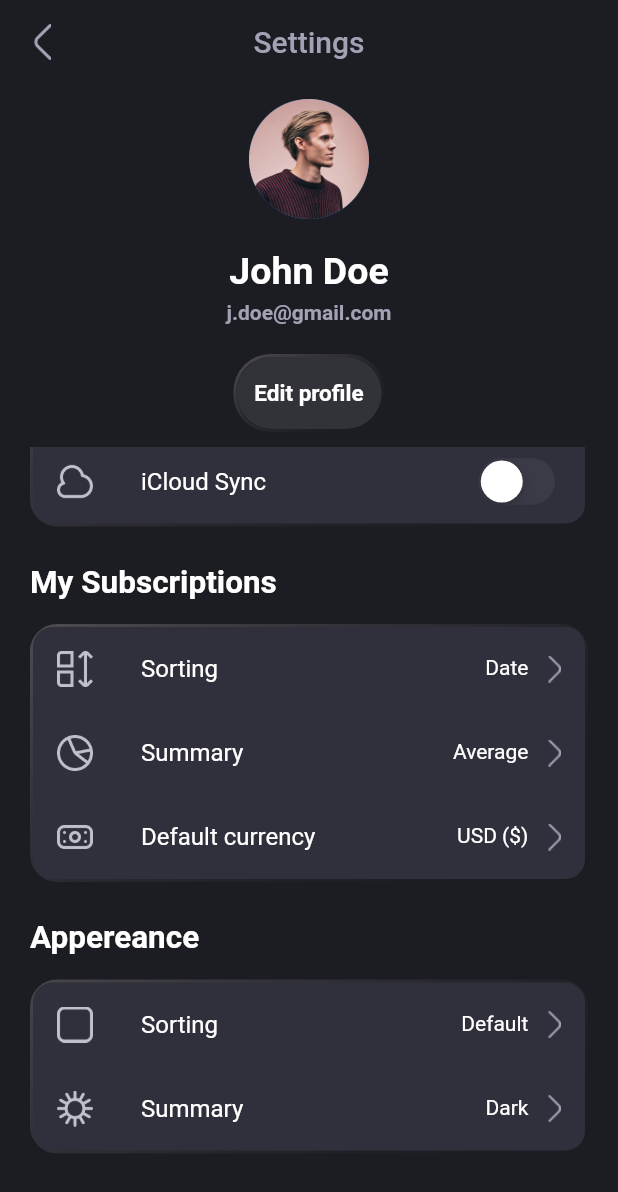
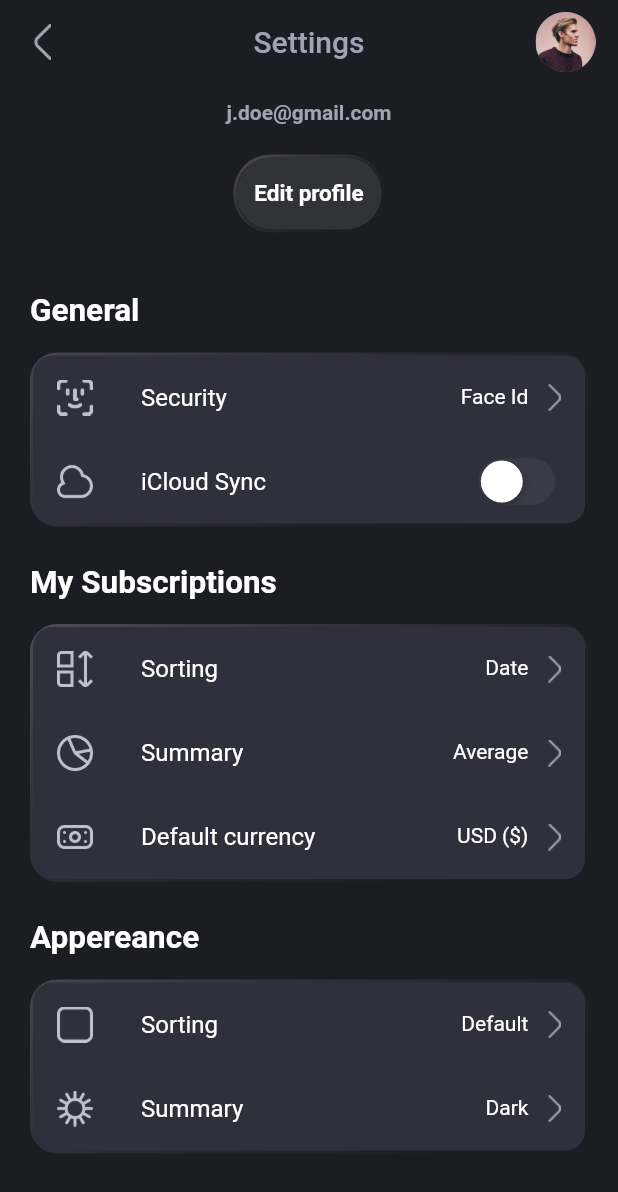
Before and after one commit to stevelpak/settings_app, a Flutter app: the screen it shows after launch, scrolled down 133 dp, on a phone screen of 412 x 824 dp. Shown: the top 1192 px of the screen. Run offline on Flutter 3.47's test engine with Material 2 defaults, Android fonts, the phone set to English and light mode, and no system bars.

Commit message:
fix issues

```diff
--- a/lib/app.dart
+++ b/lib/app.dart
@@ -16,6 +16,33 @@ class _SettingsState extends State<Settings> {
   final LinearGradient _gradient = const LinearGradient(
       colors: [Colors.white24, Colors.transparent],
       transform: GradientRotation(45));
+  final ScrollController _scrollController = ScrollController();
+  bool isAvatar = false;
+
+  @override
+  void initState() {
+    super.initState();
+    _scrollListener();
+  }
+
+  void _scrollListener() {
+    _scrollController.addListener(() {
+      if (_scrollController.offset > 100) {
+        if (!isAvatar) {
+          setState(() {
+            isAvatar = true;
+          });
+        }
+      } else {
+        if (isAvatar) {
+          setState(() {
+            isAvatar = false;
+          });
+        }
+      }
+    });
+  }
+
   @override
   Widget build(BuildContext context) {
     return Scaffold(
@@ -34,12 +61,24 @@ class _SettingsState extends State<Settings> {
           "Settings",
           style: TextStyle(color: Color(0XffA2A2B5)),
         ),
+        actions: [
+          if (isAvatar)
+            Padding(
+              padding: const EdgeInsets.only(right: 15),
+              child: CircleAvatar(
+                radius: 20,
+                child: Image.asset("assets/avatar.png"),
+              ),
+            )
+        ],
         centerTitle: true,
         elevation: 0,
       ),
       body: SafeArea(
-        child: Column(
-          crossAxisAlignment: CrossAxisAlignment.center,
+        child: ListView(
+          controller: _scrollController,
+          children: [
+            Column(
               children: [
                 Padding(
                   padding: const EdgeInsets.only(
@@ -89,12 +128,10 @@ class _SettingsState extends State<Settings> {
                     ),
                   ),
                 ),
-            Expanded(
-              child: ListView(
-                children: [
-                  Container(
-                    margin: const EdgeInsets.symmetric(
-                        horizontal: 20, vertical: 30),
+              ],
+            ),
+            Padding(
+              padding: const EdgeInsets.symmetric(horizontal: 20, vertical: 30),
               child: Column(
                 crossAxisAlignment: CrossAxisAlignment.start,
                 children: [
@@ -130,10 +167,7 @@ class _SettingsState extends State<Settings> {
                   ]),
                 ],
               ),
-                  )
-                ],
             ),
-            )
           ],
         ),
       ),
```
Also changed, not shown: lib/widgets/custom_button.dart (+6 -3 lines). Lines whose indentation alone changed are shown as unchanged.
